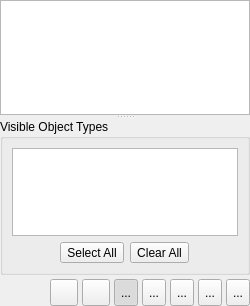
First picture: the form in libpgmodeler_ui/ui/modelobjectswidget.ui, repository pgmodeler/pgmodeler, before the edit.
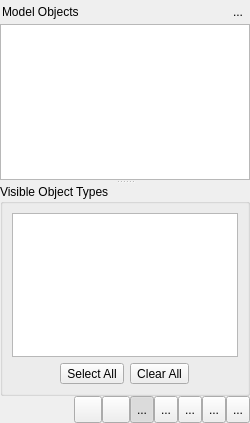
Second picture: the form after the edit. Icons and pictures are not drawn.

Commit message:
Added a title bar to OperationListWidget and ModelValidationWidget and a close button to ModelValidationWidget
Minor fixes on ui-style.conf

```diff
--- a/libpgmodeler_ui/ui/modelobjectswidget.ui
+++ b/libpgmodeler_ui/ui/modelobjectswidget.ui
@@ -10,7 +10,7 @@
     <x>0</x>
     <y>0</y>
     <width>250</width>
-    <height>306</height>
+    <height>423</height>
    </rect>
   </property>
   <property name="minimumSize">
@@ -35,19 +35,95 @@
   <property name="floating" stdset="0">
    <bool>false</bool>
   </property>
-  <layout class="QGridLayout" name="gridLayout">
+  <layout class="QVBoxLayout" name="verticalLayout_3">
+   <property name="spacing">
+    <number>0</number>
+   </property>
    <property name="margin">
     <number>0</number>
    </property>
+   <item>
+    <widget class="QWidget" name="title_wgt" native="true">
+     <property name="font">
+      <font>
+       <pointsize>9</pointsize>
+      </font>
+     </property>
+     <layout class="QHBoxLayout" name="horizontalLayout_3">
    <property name="spacing">
-    <number>6</number>
-   </property>
-   <item row="0" column="0">
-    <layout class="QGridLayout" name="gridLayout_5">
+       <number>0</number>
+      </property>
+      <property name="margin">
+       <number>2</number>
+      </property>
+      <item>
+       <widget class="QLabel" name="title_lbl">
+        <property name="font">
+         <font>
+          <pointsize>9</pointsize>
+          <italic>false</italic>
+         </font>
+        </property>
+        <property name="text">
+         <string>Model Objects</string>
+        </property>
+       </widget>
+      </item>
+      <item>
+       <spacer name="horizontalSpacer_4">
+        <property name="orientation">
+         <enum>Qt::Horizontal</enum>
+        </property>
+        <property name="sizeHint" stdset="0">
+         <size>
+          <width>156</width>
+          <height>5</height>
+         </size>
+        </property>
+       </spacer>
+      </item>
+      <item>
+       <widget class="QToolButton" name="hide_tb">
+        <property name="minimumSize">
+         <size>
+          <width>20</width>
+          <height>20</height>
+         </size>
+        </property>
+        <property name="maximumSize">
+         <size>
+          <width>20</width>
+          <height>20</height>
+         </size>
+        </property>
+        <property name="toolTip">
+         <string>Hide this widget</string>
+        </property>
+        <property name="text">
+         <string>...</string>
+        </property>
+        <property name="icon">
+         <iconset resource="../res/resources.qrc">
+          <normaloff>:/icones/icones/fechar1.png</normaloff>:/icones/icones/fechar1.png</iconset>
+        </property>
+        <property name="autoRaise">
+         <bool>true</bool>
+        </property>
+       </widget>
+      </item>
+     </layout>
+    </widget>
+   </item>
+   <item>
+    <widget class="QWidget" name="content_wgt" native="true">
+     <layout class="QVBoxLayout" name="verticalLayout_2">
      <property name="spacing">
-      <number>4</number>
-     </property>
-     <item row="0" column="0">
+       <number>0</number>
+      </property>
+      <property name="margin">
+       <number>0</number>
+      </property>
+      <item>
       <widget class="QSplitter" name="splitter">
        <property name="orientation">
         <enum>Qt::Vertical</enum>
@@ -400,7 +476,7 @@
        </widget>
       </widget>
      </item>
-     <item row="1" column="0">
+      <item>
       <layout class="QHBoxLayout" name="horizontalLayout">
        <item>
         <spacer name="horizontalSpacer">
@@ -666,6 +742,11 @@
       </layout>
      </item>
     </layout>
+     <zorder>objectstree_tw</zorder>
+     <zorder>objectstree_tw</zorder>
+     <zorder></zorder>
+     <zorder>splitter</zorder>
+    </widget>
    </item>
   </layout>
  </widget>
```
Lines whose indentation alone changed are shown as unchanged. The commit also changes 10 other files.
